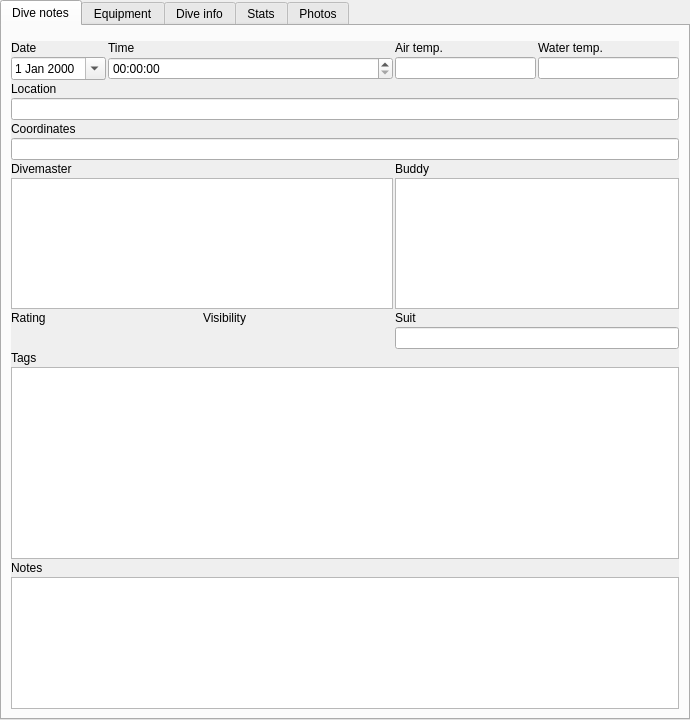
subsurface/subsurface, file qt-ui/maintab.ui: the form before one commit.
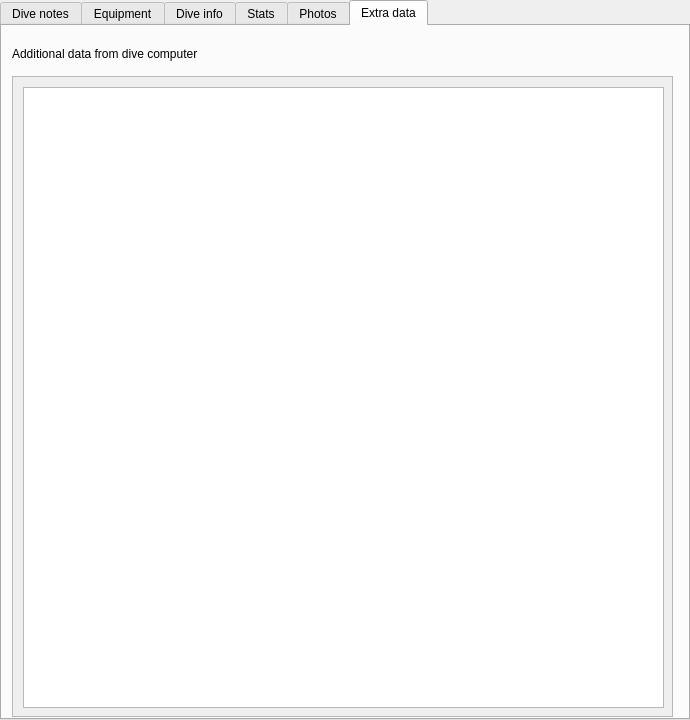
The form after the commit. The open tabs and pages were chosen to show the change. Custom widgets are drawn as their Qt base class.

Commit message:
Show extra data in separate tab on MainTab
This way any extra data probided by the dive computer is visible to the
user (without other processing). This data cannot be edited by the user as
it reflects the information given by the dive computer.

Patch:
```diff
--- a/qt-ui/maintab.ui
+++ b/qt-ui/maintab.ui
@@ -37,8 +37,8 @@
         <rect>
          <x>0</x>
          <y>0</y>
-         <width>662</width>
-         <height>642</height>
+         <width>668</width>
+         <height>658</height>
         </rect>
        </property>
        <layout class="QGridLayout" name="gridLayout_2">
@@ -953,6 +953,57 @@
     </item>
    </layout>
   </widget>
+  <widget class="QWidget" name="tab_2">
+   <attribute name="title">
+    <string>Extra data</string>
+   </attribute>
+   <widget class="QLabel" name="label_3">
+    <property name="geometry">
+     <rect>
+      <x>10</x>
+      <y>20</y>
+      <width>341</width>
+      <height>16</height>
+     </rect>
+    </property>
+    <property name="text">
+     <string>Additional data from dive computer</string>
+    </property>
+   </widget>
+   <widget class="QScrollArea" name="scrollArea_5">
+    <property name="geometry">
+     <rect>
+      <x>10</x>
+      <y>50</y>
+      <width>661</width>
+      <height>641</height>
+     </rect>
+    </property>
+    <property name="widgetResizable">
+     <bool>true</bool>
+    </property>
+    <widget class="QWidget" name="scrollAreaWidgetContents_5">
+     <property name="geometry">
+      <rect>
+       <x>0</x>
+       <y>0</y>
+       <width>659</width>
+       <height>639</height>
+      </rect>
+     </property>
+     <widget class="QTableView" name="extraData">
+      <property name="geometry">
+       <rect>
+        <x>10</x>
+        <y>10</y>
+        <width>641</width>
+        <height>621</height>
+       </rect>
+      </property>
+     </widget>
+    </widget>
+   </widget>
+  </widget>
  </widget>
  <customwidgets>
   <customwidget>
```
Left out of the diff: 12 changed lines with no effect on the pictures. The commit also changes 4 other files.
